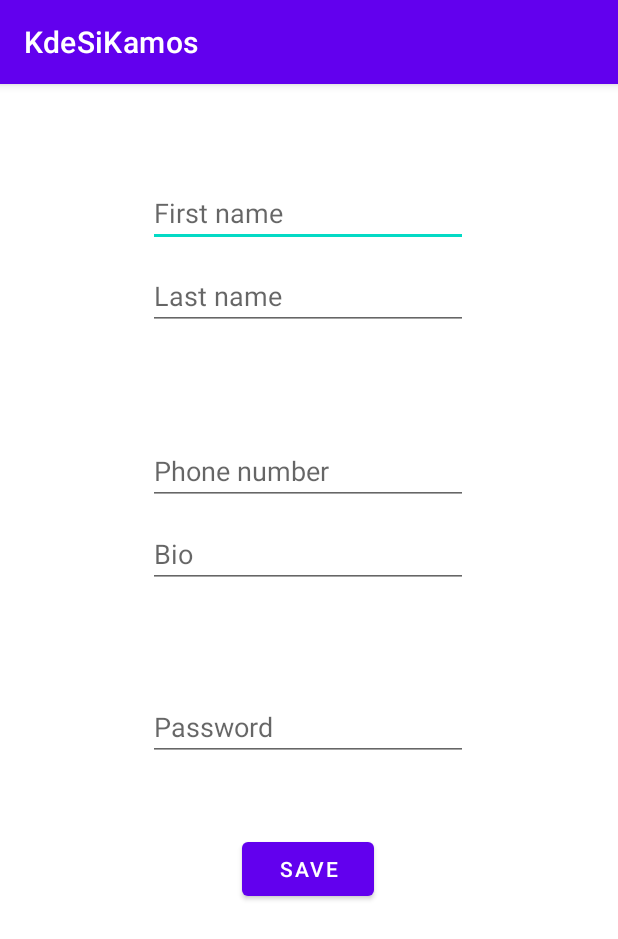
After one commit to TomasBerezny/mtaaProjekt, an Android app: the SettingsActivity screen opened directly, with no data from a screen before it, on a phone screen of 412 x 824 dp. The commit adds this screen. Shown: the top 939 px of the screen. Run offline under Robolectric (Android 15) with nearby library versions, the phone set to English and light mode, and no system bars; 5 statements that could not run were skipped.

Commit message:
added settings in profile

```diff
--- a/android/app/src/main/AndroidManifest.xml
+++ b/android/app/src/main/AndroidManifest.xml
@@ -12,6 +12,9 @@
         android:supportsRtl="true"
         android:theme="@style/Theme.KdeSiKamos"
         android:usesCleartextTraffic="true">
+        <activity
+            android:name=".ui.profile.SettingsActivity"
+            android:exported="false" />
         <activity
             android:name=".ui.auth.RegisterActivity"
             android:exported="false" />
@@ -28,7 +31,7 @@
         <activity
             android:name=".MainActivity"
             android:exported="true"
-            android:label="@string/app_name"></activity>
+            android:label="@string/app_name" />
     </application>
 
 </manifest>
--- a/android/app/src/main/java/com/example/kdesikamos/DbApi.kt
+++ b/android/app/src/main/java/com/example/kdesikamos/DbApi.kt
@@ -1,14 +1,8 @@
 package com.example.kdesikamos
 
-import com.example.kdesikamos.dto.ActivityDTO
-import com.example.kdesikamos.dto.LoginRequest
-import com.example.kdesikamos.dto.RegisterRequest
-import com.example.kdesikamos.dto.UserDTO
+import com.example.kdesikamos.dto.*
 import retrofit2.Call
-import retrofit2.http.Body
-import retrofit2.http.GET
-import retrofit2.http.POST
-import retrofit2.http.Path
+import retrofit2.http.*
 
 interface DbApi {
 
@@ -21,4 +15,7 @@ interface DbApi {
     @POST("auth/register")
     fun register(@Body body: RegisterRequest) : Call<UserDTO>
 
+    @PATCH("users/{userId}")
+    fun saveSettings(@Path("userId") userId: String, @Body body: Settings) : Call<UserDTO>
+
 }
--- a/android/app/src/main/java/com/example/kdesikamos/ui/profile/ProfileFragment.kt
+++ b/android/app/src/main/java/com/example/kdesikamos/ui/profile/ProfileFragment.kt
@@ -1,5 +1,6 @@
 package com.example.kdesikamos.ui.profile
 
+import android.content.Intent
 import android.os.Bundle
 import android.view.LayoutInflater
 import android.view.View
@@ -9,6 +10,7 @@ import androidx.lifecycle.ViewModelProvider
 import com.bumptech.glide.Glide
 import com.example.kdesikamos.databinding.FragmentProfileBinding
 import com.example.kdesikamos.ui.auth.LoginActivity
+import com.example.kdesikamos.ui.auth.RegisterActivity
 
 class ProfileFragment : Fragment() {
 
@@ -32,6 +34,10 @@ class ProfileFragment : Fragment() {
         val root: View = binding.root
 
         setDetails()
+        binding.btnProfileSettings.setOnClickListener {
+            val intent = Intent(context, SettingsActivity::class.java)
+            startActivity(intent)
+        }
 
         return root
     }
--- /dev/null
+++ b/android/app/src/main/java/com/example/kdesikamos/ui/profile/SettingsActivity.kt
@@ -0,0 +1,106 @@
+package com.example.kdesikamos.ui.profile
+
+import android.content.Intent
+import androidx.appcompat.app.AppCompatActivity
+import android.os.Bundle
+import android.util.Log
+import android.widget.Button
+import android.widget.EditText
+import android.widget.TextView
+import android.widget.Toast
+import com.example.kdesikamos.DbApi
+import com.example.kdesikamos.MainActivity
+import com.example.kdesikamos.R
+import com.example.kdesikamos.dto.LoginRequest
+import com.example.kdesikamos.dto.Settings
+import com.example.kdesikamos.dto.UserDTO
+import com.example.kdesikamos.ui.auth.LoginActivity
+import retrofit2.Call
+import retrofit2.Callback
+import retrofit2.Response
+import retrofit2.Retrofit
+import retrofit2.converter.gson.GsonConverterFactory
+
+class SettingsActivity : AppCompatActivity() {
+
+    private lateinit var etFirstName : EditText
+    private lateinit var etLastName : EditText
+    private lateinit var etBio : EditText
+    private lateinit var etPhoneNumber: EditText
+    private lateinit var etPassword: EditText
+    private lateinit var btnSave: Button
+
+    private val baseUrl = "http://10.0.2.2:8000/"
+    private lateinit var dbApi: DbApi
+
+    override fun onCreate(savedInstanceState: Bundle?) {
+        super.onCreate(savedInstanceState)
+        setContentView(R.layout.activity_settings)
+
+        etFirstName = findViewById(R.id.etSettingsFirstName)
+        etLastName = findViewById(R.id.etSettingsLastName)
+        etBio = findViewById(R.id.etSettingsBio)
+        etPhoneNumber = findViewById(R.id.etSettingsPhoneNumber)
+        etPassword = findViewById(R.id.etSettingsPassword)
+        btnSave = findViewById(R.id.btnSettingsSave)
+
+        setValues()
+
+        btnSave.setOnClickListener {
+            save()
+        }
+    }
+
+    private fun setValues(){
+        val user = LoginActivity.loggedUser
+
+        etFirstName.setText(user.first_name)
+        etLastName.setText(user.last_name)
+        etBio.setText(user.bio)
+        etPhoneNumber.setText(user.phone_number)
+    }
+
+    private fun save(){
+        buildRetrofit()
+        val atributes = Settings(
+            etBio.text.toString(),
+            etPhoneNumber.text.toString(),
+            etPassword.text.toString(),
+            etFirstName.text.toString(),
+            etLastName.text.toString(),
+        )
+        val call = dbApi.saveSettings(LoginActivity.loggedUser._id, atributes)
+
+        call.enqueue(object: Callback<UserDTO> {
+            override fun onResponse(call: Call<UserDTO>, response: Response<UserDTO>) {
+                if (response.code() == 400){
+                    Toast.makeText(this@SettingsActivity, response.body().toString(), Toast.LENGTH_SHORT)
+                    return
+                }
+                else if (response.code() != 200){
+                    Toast.makeText(this@SettingsActivity, "Something went wrong", Toast.LENGTH_SHORT)
+                    return
+                }
+                response.body()?.let {
+                    LoginActivity.loggedUser = it
+                }
+                Toast.makeText(this@SettingsActivity, "Updatnute", Toast.LENGTH_SHORT)
+                return
+            }
+
+            override fun onFailure(call: Call<UserDTO>, t: Throwable) {
+                Log.d("daco nedobre", t.toString())
+            }
+
+        })
+    }
+
+    fun buildRetrofit() {
+        val retrofit = Retrofit.Builder()
+            .baseUrl(baseUrl)
+            .addConverterFactory(GsonConverterFactory.create())
+            .build()
+
+        dbApi = retrofit.create(DbApi::class.java)
+    }
+}
--- /dev/null
+++ b/android/app/src/main/res/layout/activity_settings.xml
@@ -0,0 +1,96 @@
+<?xml version="1.0" encoding="utf-8"?>
+<androidx.constraintlayout.widget.ConstraintLayout xmlns:android="http://schemas.android.com/apk/res/android"
+    xmlns:app="http://schemas.android.com/apk/res-auto"
+    xmlns:tools="http://schemas.android.com/tools"
+    android:layout_width="match_parent"
+    android:layout_height="match_parent"
+    tools:context=".ui.profile.SettingsActivity">
+
+    <EditText
+        android:id="@+id/etSettingsFirstName"
+        android:layout_width="wrap_content"
+        android:layout_height="wrap_content"
+        android:ems="10"
+        android:hint="First name"
+        android:inputType="textPersonName"
+        app:layout_constraintBottom_toBottomOf="parent"
+        app:layout_constraintEnd_toEndOf="parent"
+        app:layout_constraintHorizontal_bias="0.497"
+        app:layout_constraintStart_toStartOf="parent"
+        app:layout_constraintTop_toTopOf="parent"
+        app:layout_constraintVertical_bias="0.088" />
+
+    <EditText
+        android:id="@+id/etSettingsLastName"
+        android:layout_width="wrap_content"
+        android:layout_height="wrap_content"
+        android:layout_marginTop="10dp"
+        android:ems="10"
+        android:hint="Last name"
+        android:inputType="textPersonName"
+        app:layout_constraintBottom_toBottomOf="parent"
+        app:layout_constraintEnd_toEndOf="parent"
+        app:layout_constraintHorizontal_bias="0.497"
+        app:layout_constraintStart_toStartOf="parent"
+        app:layout_constraintTop_toBottomOf="@+id/etSettingsFirstName"
+        app:layout_constraintVertical_bias="0.0" />
+
+    <EditText
+        android:id="@+id/etSettingsPhoneNumber"
+        android:layout_width="wrap_content"
+        android:layout_height="wrap_content"
+        android:layout_marginTop="34dp"
+        android:ems="10"
+        android:hint="Phone number"
+        android:inputType="textPersonName"
+        app:layout_constraintBottom_toBottomOf="parent"
+        app:layout_constraintEnd_toEndOf="parent"
+        app:layout_constraintHorizontal_bias="0.497"
+        app:layout_constraintStart_toStartOf="parent"
+        app:layout_constraintTop_toBottomOf="@+id/etSettingsLastName"
+        app:layout_constraintVertical_bias="0.071" />
+
+    <EditText
+        android:id="@+id/etSettingsBio"
+        android:layout_width="wrap_content"
+        android:layout_height="wrap_content"
+        android:layout_marginTop="10dp"
+        android:ems="10"
+        android:hint="Bio"
+        android:inputType="textPersonName"
+        app:layout_constraintBottom_toBottomOf="parent"
+        app:layout_constraintEnd_toEndOf="parent"
+        app:layout_constraintHorizontal_bias="0.497"
+        app:layout_constraintStart_toStartOf="parent"
+        app:layout_constraintTop_toBottomOf="@+id/etSettingsPhoneNumber"
+        app:layout_constraintVertical_bias="0.0" />
+
+    <EditText
+        android:id="@+id/etSettingsPassword"
+        android:layout_width="wrap_content"
+        android:layout_height="wrap_content"
+        android:layout_marginTop="70dp"
+        android:ems="10"
+        android:hint="Password"
+        android:inputType="textPassword"
+        app:layout_constraintBottom_toBottomOf="parent"
+        app:layout_constraintEnd_toEndOf="parent"
+        app:layout_constraintHorizontal_bias="0.497"
+        app:layout_constraintStart_toStartOf="parent"
+        app:layout_constraintTop_toBottomOf="@+id/etSettingsBio"
+        app:layout_constraintVertical_bias="0.0" />
+
+    <Button
+        android:id="@+id/btnSettingsSave"
+        android:layout_width="wrap_content"
+        android:layout_height="wrap_content"
+        android:layout_marginTop="48dp"
+        android:text="Save"
+        app:layout_constraintBottom_toBottomOf="parent"
+        app:layout_constraintEnd_toEndOf="parent"
+        app:layout_constraintHorizontal_bias="0.498"
+        app:layout_constraintStart_toStartOf="parent"
+        app:layout_constraintTop_toBottomOf="@+id/etSettingsPassword"
+        app:layout_constraintVertical_bias="0.0" />
+
+</androidx.constraintlayout.widget.ConstraintLayout>
```
Also changed, not shown: android/app/src/main/java/com/example/kdesikamos/dto/Settings.kt (added, +8 -0 lines), android/app/src/main/res/layout/fragment_profile.xml (+14 -1 lines).
